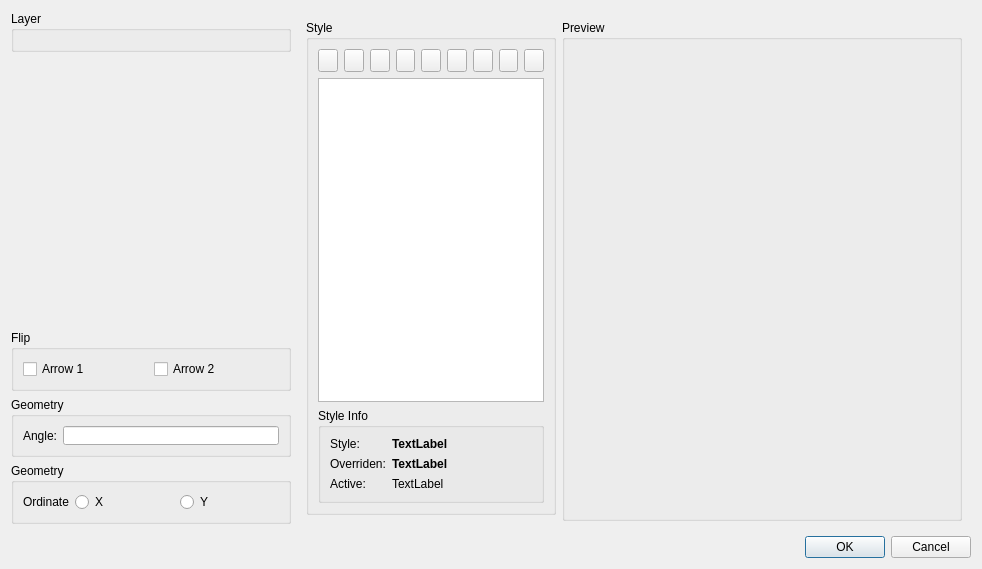
This is librecad/src/ui/dialogs/entity/lc_dlg_dimension.ui in LibreCAD/LibreCAD as Qt 5 draws it before an edit. The edited form follows.
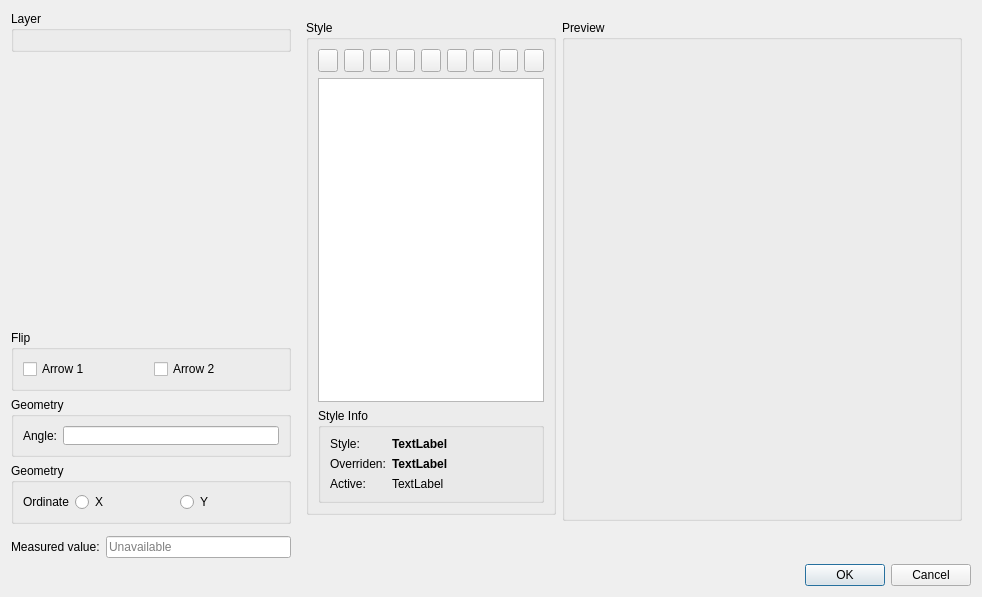
This is the edited form. Icons and pictures are not drawn. Custom widgets are drawn as their Qt base class.

Commit message:
Add copying of dimension measurements (#3218)
* Add copying of dimension measurements

* Exercise native clipboard and dimension popup

* Keep copy editor alive while its menu is active

* Test dimension property activation and navigation

* Verify property editor lifetime across undo

* Check Tab navigation with established editor focus

* Preserve exact dimension values and run clipboard regressions in CI

```diff
--- a/librecad/src/ui/dialogs/entity/lc_dlg_dimension.ui
+++ b/librecad/src/ui/dialogs/entity/lc_dlg_dimension.ui
@@ -168,6 +168,23 @@
      </property>
     </widget>
    </item>
+   <item row="7" column="0" colspan="4">
+    <layout class="QHBoxLayout" name="measurementLayout">
+     <item>
+      <widget class="QLabel" name="lblMeasuredValue">
+       <property name="text"><string>Measured value:</string></property>
+       <property name="buddy"><cstring>leMeasuredValue</cstring></property>
+      </widget>
+     </item>
+     <item>
+      <widget class="QLineEdit" name="leMeasuredValue">
+       <property name="readOnly"><bool>true</bool></property>
+       <property name="placeholderText"><string>Unavailable</string></property>
+       <property name="toolTip"><string>Geometric measurement in drawing units, or decimal degrees for angles; excludes dimension scale factor.</string></property>
+      </widget>
+     </item>
+    </layout>
+   </item>
    <item row="11" column="0" colspan="5">
     <widget class="QDialogButtonBox" name="buttonBox">
      <property name="orientation">
```
The commit also changes 32 other files.
